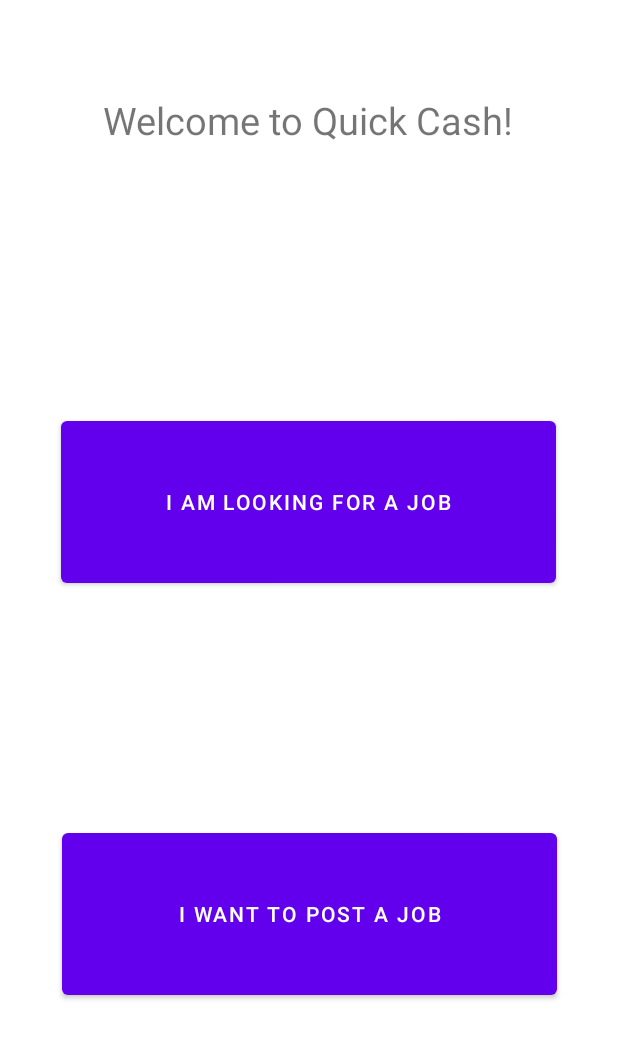
After one commit to FullStackOneDay/QuickCash, an Android app: the layout activity_landing.xml on its own in the app's theme, with its tools: preview values and no code run, on a phone screen of 412 x 824 dp. The commit adds this screen. Shown: the top 1039 px of the screen. Run offline under Robolectric (Android 15) with nearby library versions, the phone set to English and light mode, and no system bars.

Commit message:
added landing page with buttons to move from page to page

```diff
--- /dev/null
+++ b/app/src/main/java/com/example/quick_cash_grp13/LandingPage.java
@@ -0,0 +1,36 @@
+package com.example.quick_cash_grp13;
+
+import android.app.Activity;
+import android.content.Intent;
+import android.os.Bundle;
+import android.view.View;
+import android.widget.Button;
+
+public class LandingPage extends Activity {
+
+    protected void onCreate(Bundle savedInstanceState) {
+        super.onCreate(savedInstanceState);
+        setContentView(R.layout.activity_landing);
+        // get buttons
+        Button employee = (Button) findViewById(R.id.Employee);
+        Button employer = (Button) findViewById(R.id.Employer);
+
+        //set button actions
+        employee.setOnClickListener(new View.OnClickListener() {
+            @Override
+            public void onClick(View view) {
+                Intent employeeIntent = new Intent(getApplicationContext(), HomeActivity.class);
+                startActivity(employeeIntent);
+            }
+        });
+        employer.setOnClickListener(new View.OnClickListener() {
+            @Override
+            public void onClick(View view) {
+                //Intent employerIntent = new Intent(getApplicationContext(), ); will impliment once activitry for employer is created
+                //startActivity(employerIntent);
+            }
+        });
+
+    }
+
+}
--- a/app/src/main/java/com/example/quick_cash_grp13/MainActivity.java
+++ b/app/src/main/java/com/example/quick_cash_grp13/MainActivity.java
@@ -80,14 +80,14 @@ public class MainActivity extends AppCompatActivity {
                     FirebaseUser user = mAuth.getCurrentUser();
                     //update UI and move to next activity
                     //Start next activity
-                    Intent home = new Intent(getApplicationContext(),HomeActivity.class);
+                    Intent home = new Intent(getApplicationContext(),LandingPage.class);
                     startActivity(home);
 
                 } else {
                     // If sign in fails, display a message to the user.
                     Toast.makeText(MainActivity.this, "Authentication failed.",
                             Toast.LENGTH_SHORT).show();
-                    //update UI and move to next activity
+
                 }
             }
         });
--- /dev/null
+++ b/app/src/main/res/layout/activity_landing.xml
@@ -0,0 +1,44 @@
+<?xml version="1.0" encoding="utf-8"?>
+<androidx.constraintlayout.widget.ConstraintLayout xmlns:android="http://schemas.android.com/apk/res/android"
+    xmlns:app="http://schemas.android.com/apk/res-auto"
+    xmlns:tools="http://schemas.android.com/tools"
+    android:layout_width="match_parent"
+    android:layout_height="match_parent"
+    tools:context=".LandingPage">
+
+    <TextView
+        android:id="@+id/Welcome"
+        android:layout_width="330dp"
+        android:layout_height="80dp"
+        android:layout_marginTop="40dp"
+        android:gravity="center"
+        android:text="Welcome to Quick Cash!"
+        android:textSize="25sp"
+        app:layout_constraintEnd_toEndOf="parent"
+        app:layout_constraintHorizontal_bias="0.497"
+        app:layout_constraintStart_toStartOf="parent"
+        app:layout_constraintTop_toTopOf="parent" />
+
+    <Button
+        android:id="@+id/Employer"
+        android:layout_width="330dp"
+        android:layout_height="120dp"
+        android:text="I want to post a job"
+        app:layout_constraintBottom_toBottomOf="parent"
+        app:layout_constraintEnd_toEndOf="parent"
+        app:layout_constraintStart_toStartOf="parent"
+        app:layout_constraintTop_toBottomOf="@+id/Employee" />
+
+    <Button
+        android:id="@+id/Employee"
+        android:layout_width="330dp"
+        android:layout_height="120dp"
+        android:text="I am looking for a job"
+        app:layout_constraintBottom_toTopOf="@id/Employer"
+        app:layout_constraintEnd_toEndOf="parent"
+        app:layout_constraintHorizontal_bias="0.493"
+        app:layout_constraintStart_toStartOf="parent"
+        app:layout_constraintTop_toBottomOf="@+id/Welcome"
+        app:layout_constraintVertical_bias="0.226" />
+
+</androidx.constraintlayout.widget.ConstraintLayout>
```
